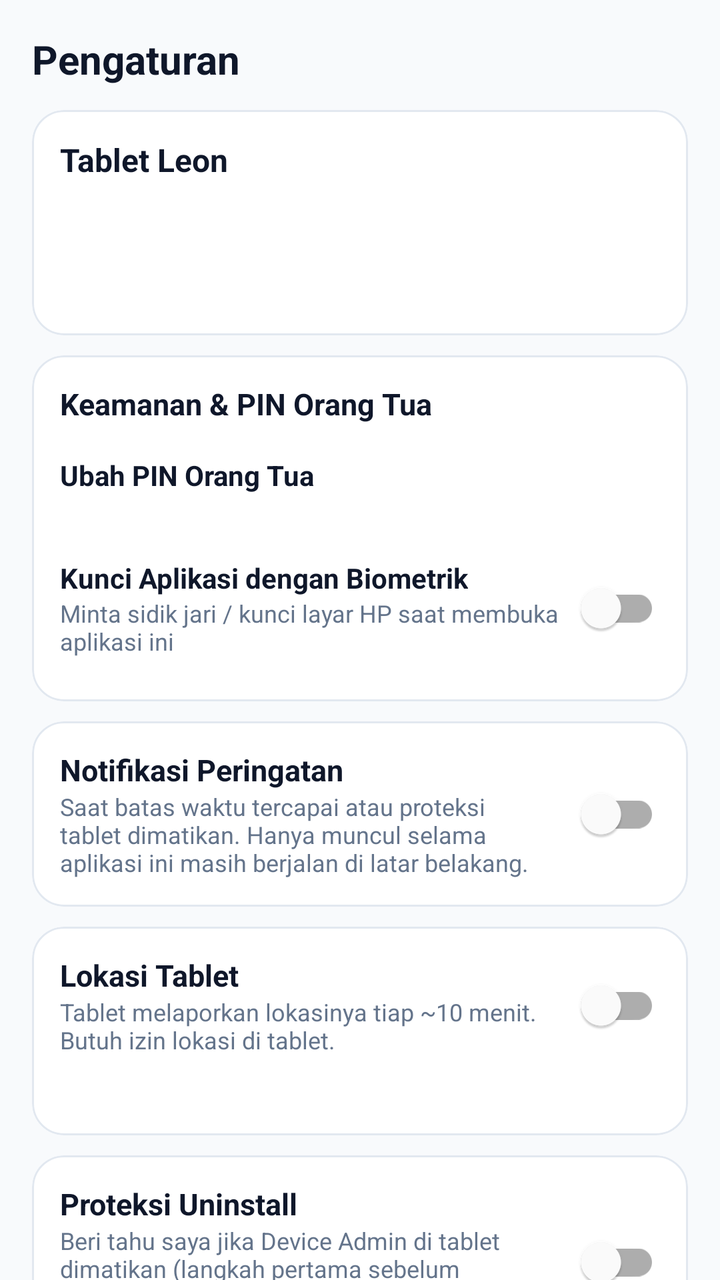
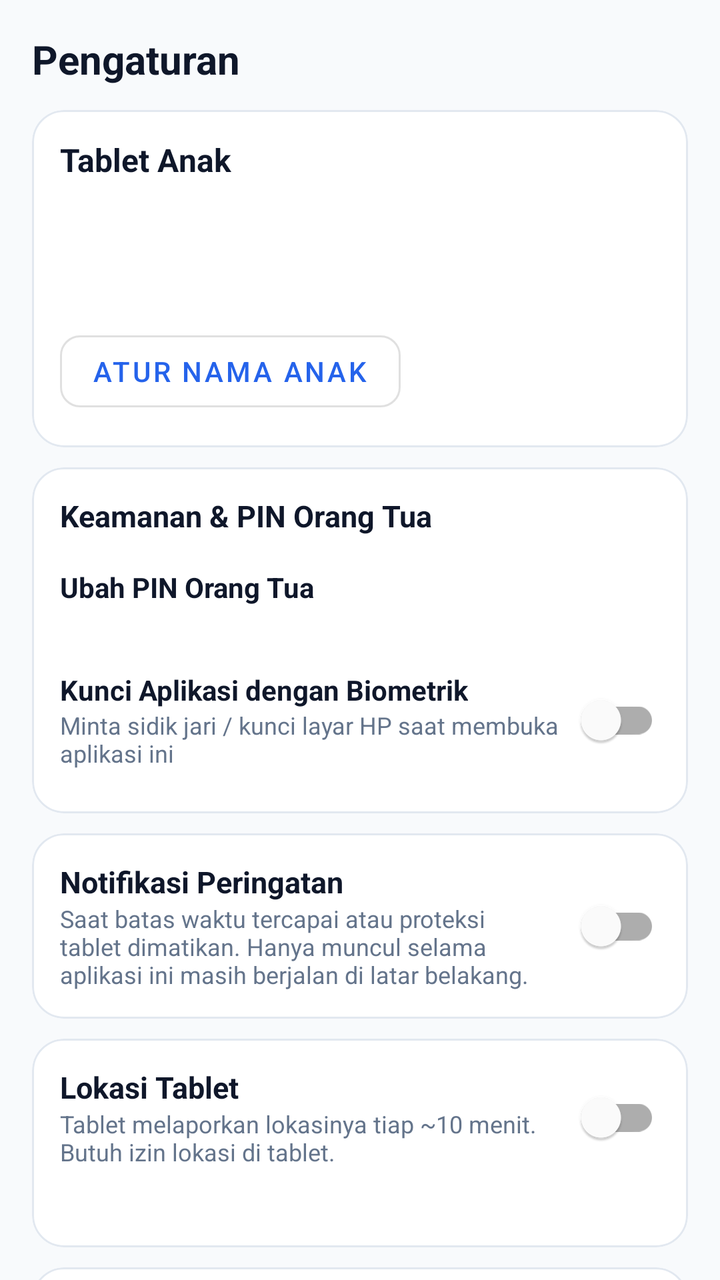

Two renders of the same Android screen: before a commit and after it. Below are the layout's source before the change and the commit's diff.
<!-- AndroidManifest.xml: application theme Theme.ParentalControl -->
<!-- res/layout/fragment_settings.xml -->
<?xml version="1.0" encoding="utf-8"?>
<androidx.core.widget.NestedScrollView xmlns:android="http://schemas.android.com/apk/res/android"
    xmlns:app="http://schemas.android.com/apk/res-auto"
    android:layout_width="match_parent"
    android:layout_height="match_parent"
    android:background="@color/background"
    android:fillViewport="true">

    <LinearLayout
        android:layout_width="match_parent"
        android:layout_height="wrap_content"
        android:orientation="vertical"
        android:padding="16dp">

        <TextView
            android:layout_width="wrap_content"
            android:layout_height="wrap_content"
            android:layout_marginBottom="12dp"
            android:text="Pengaturan"
            android:textColor="@color/text_primary"
            android:textSize="20sp"
            android:textStyle="bold" />

        
        <com.google.android.material.card.MaterialCardView
            android:layout_width="match_parent"
            android:layout_height="wrap_content"
            android:layout_marginBottom="10dp"
            app:cardBackgroundColor="@color/card_bg"
            app:cardCornerRadius="16dp"
            app:cardElevation="0dp"
            app:strokeColor="@color/card_stroke"
            app:strokeWidth="1dp">

            <LinearLayout
                android:layout_width="match_parent"
                android:layout_height="wrap_content"
                android:orientation="vertical"
                android:padding="14dp">

                <TextView
                    android:layout_width="wrap_content"
                    android:layout_height="wrap_content"
                    android:text="Tablet Leon"
                    android:textColor="@color/text_primary"
                    android:textSize="16sp"
                    android:textStyle="bold" />

                <TextView
                    android:id="@+id/tvProfileDevice"
                    android:layout_width="wrap_content"
                    android:layout_height="wrap_content"
                    android:layout_marginTop="2dp"
                    android:textColor="@color/text_secondary"
                    android:textSize="13sp" />

                <TextView
                    android:id="@+id/tvProfileBattery"
                    android:layout_width="wrap_content"
                    android:layout_height="wrap_content"
                    android:layout_marginTop="2dp"
                    android:textColor="@color/text_secondary"
                    android:textSize="13sp" />

                <TextView
                    android:id="@+id/tvSettingsStatus"
                    android:layout_width="wrap_content"
                    android:layout_height="wrap_content"
                    android:layout_marginTop="6dp"
                    android:textSize="13sp"
                    android:textStyle="bold" />
            </LinearLayout>
        </com.google.android.material.card.MaterialCardView>

        
        <com.google.android.material.card.MaterialCardView
            android:layout_width="match_parent"
            android:layout_height="wrap_content"
            android:layout_marginBottom="10dp"
            app:cardBackgroundColor="@color/card_bg"
            app:cardCornerRadius="16dp"
            app:cardElevation="0dp"
            app:strokeColor="@color/card_stroke"
            app:strokeWidth="1dp">

            <LinearLayout
                android:layout_width="match_parent"
                android:layout_height="wrap_content"
                android:orientation="vertical"
                android:padding="14dp">

                <TextView
                    android:layout_width="wrap_content"
                    android:layout_height="wrap_content"
                    android:text="Keamanan &amp; PIN Orang Tua"
                    android:textColor="@color/text_primary"
                    android:textSize="15sp"
                    android:textStyle="bold" />

                <LinearLayout
                    android:id="@+id/rowChangePin"
                    android:layout_width="match_parent"
                    android:layout_height="wrap_content"
                    android:layout_marginTop="8dp"
                    android:background="?android:attr/selectableItemBackground"
                    android:orientation="vertical"
                    android:paddingVertical="8dp">

                    <TextView
                        android:layout_width="wrap_content"
                        android:layout_height="wrap_content"
                        android:text="Ubah PIN Orang Tua"
                        android:textColor="@color/text_primary"
                        android:textSize="14sp"
                        android:textStyle="bold" />

                    <TextView
                        android:id="@+id/tvPinStatus"
                        android:layout_width="wrap_content"
                        android:layout_height="wrap_content"
                        android:textColor="@color/text_secondary"
                        android:textSize="12sp" />
                </LinearLayout>

                <LinearLayout
                    android:layout_width="match_parent"
                    android:layout_height="wrap_content"
                    android:gravity="center_vertical"
                    android:orientation="horizontal"
                    android:paddingVertical="8dp">

                    <LinearLayout
                        android:layout_width="0dp"
                        android:layout_height="wrap_content"
                        android:layout_weight="1"
                        android:orientation="vertical">

                        <TextView
                            android:layout_width="wrap_content"
                            android:layout_height="wrap_content"
                            android:text="Kunci Aplikasi dengan Biometrik"
                            android:textColor="@color/text_primary"
                            android:textSize="14sp"
                            android:textStyle="bold" />

                        <TextView
                            android:layout_width="wrap_content"
                            android:layout_height="wrap_content"
                            android:text="Minta sidik jari / kunci layar HP saat membuka aplikasi ini"
                            android:textColor="@color/text_secondary"
                            android:textSize="12sp" />
                    </LinearLayout>

                    <com.google.android.material.switchmaterial.SwitchMaterial
                        android:id="@+id/switchBiometric"
                        android:layout_width="wrap_content"
                        android:layout_height="wrap_content" />
                </LinearLayout>
            </LinearLayout>
        </com.google.android.material.card.MaterialCardView>

        
        <com.google.android.material.card.MaterialCardView
            android:layout_width="match_parent"
            android:layout_height="wrap_content"
            android:layout_marginBottom="10dp"
            app:cardBackgroundColor="@color/card_bg"
            app:cardCornerRadius="16dp"
            app:cardElevation="0dp"
            app:strokeColor="@color/card_stroke"
            app:strokeWidth="1dp">

            <LinearLayout
                android:layout_width="match_parent"
                android:layout_height="wrap_content"
                android:gravity="center_vertical"
                android:orientation="horizontal"
                android:padding="14dp">

                <LinearLayout
                    android:layout_width="0dp"
                    android:layout_height="wrap_content"
                    android:layout_weight="1"
                    android:orientation="vertical">

                    <TextView
                        android:layout_width="wrap_content"
                        android:layout_height="wrap_content"
                        android:text="Notifikasi Peringatan"
                        android:textColor="@color/text_primary"
                        android:textSize="15sp"
                        android:textStyle="bold" />

                    <TextView
                        android:layout_width="wrap_content"
                        android:layout_height="wrap_content"
                        android:text="Saat batas waktu tercapai atau proteksi tablet dimatikan. Hanya muncul selama aplikasi ini masih berjalan di latar belakang."
                        android:textColor="@color/text_secondary"
                        android:textSize="12sp" />
                </LinearLayout>

                <com.google.android.material.switchmaterial.SwitchMaterial
                    android:id="@+id/switchNotify"
                    android:layout_width="wrap_content"
                    android:layout_height="wrap_content"
                    android:layout_marginStart="8dp" />
            </LinearLayout>
        </com.google.android.material.card.MaterialCardView>

        
        <com.google.android.material.card.MaterialCardView
            android:layout_width="match_parent"
            android:layout_height="wrap_content"
            android:layout_marginBottom="10dp"
            app:cardBackgroundColor="@color/card_bg"
            app:cardCornerRadius="16dp"
            app:cardElevation="0dp"
            app:strokeColor="@color/card_stroke"
            app:strokeWidth="1dp">

            <LinearLayout
                android:layout_width="match_parent"
                android:layout_height="wrap_content"
                android:orientation="vertical"
                android:padding="14dp">

                <LinearLayout
                    android:layout_width="match_parent"
                    android:layout_height="wrap_content"
                    android:gravity="center_vertical"
                    android:orientation="horizontal">

                    <LinearLayout
                        android:layout_width="0dp"
                        android:layout_height="wrap_content"
                        android:layout_weight="1"
                        android:orientation="vertical">

                        <TextView
                            android:layout_width="wrap_content"
                            android:layout_height="wrap_content"
                            android:text="Lokasi Tablet"
                            android:textColor="@color/text_primary"
                            android:textSize="15sp"
                            android:textStyle="bold" />

                        <TextView
                            android:layout_width="wrap_content"
                            android:layout_height="wrap_content"
                            android:text="Tablet melaporkan lokasinya tiap ~10 menit. Butuh izin lokasi di tablet."
                            android:textColor="@color/text_secondary"
                            android:textSize="12sp" />
                    </LinearLayout>

                    <com.google.android.material.switchmaterial.SwitchMaterial
                        android:id="@+id/switchLocation"
                        android:layout_width="wrap_content"
                        android:layout_height="wrap_content"
                        android:layout_marginStart="8dp" />
                </LinearLayout>

                <TextView
                    android:id="@+id/tvLocationInfo"
                    android:layout_width="wrap_content"
                    android:layout_height="wrap_content"
                    android:layout_marginTop="8dp"
                    android:textColor="@color/text_primary"
                    android:textSize="13sp" />

                <com.google.android.material.button.MaterialButton
                    android:id="@+id/btnOpenMaps"
                    style="@style/Widget.MaterialComponents.Button.OutlinedButton"
                    android:layout_width="wrap_content"
                    android:layout_height="wrap_content"
                    android:layout_marginTop="4dp"
                    android:text="Buka di Maps"
                    android:visibility="gone"
                    app:cornerRadius="10dp" />
            </LinearLayout>
        </com.google.android.material.card.MaterialCardView>

        
        <com.google.android.material.card.MaterialCardView
            android:layout_width="match_parent"
            android:layout_height="wrap_content"
            android:layout_marginBottom="10dp"
            app:cardBackgroundColor="@color/card_bg"
            app:cardCornerRadius="16dp"
            app:cardElevation="0dp"
            app:strokeColor="@color/card_stroke"
            app:strokeWidth="1dp">

            <LinearLayout
                android:layout_width="match_parent"
                android:layout_height="wrap_content"
                android:orientation="vertical"
                android:padding="14dp">

                <LinearLayout
                    android:layout_width="match_parent"
                    android:layout_height="wrap_content"
                    android:gravity="center_vertical"
                    android:orientation="horizontal">

                    <LinearLayout
                        android:layout_width="0dp"
                        android:layout_height="wrap_content"
                        android:layout_weight="1"
                        android:orientation="vertical">

                        <TextView
                            android:layout_width="wrap_content"
                            android:layout_height="wrap_content"
                            android:text="Proteksi Uninstall"
                            android:textColor="@color/text_primary"
                            android:textSize="15sp"
                            android:textStyle="bold" />

                        <TextView
                            android:layout_width="wrap_content"
                            android:layout_height="wrap_content"
                            android:text="Beri tahu saya jika Device Admin di tablet dimatikan (langkah pertama sebelum aplikasi bisa dihapus). Tidak memblokir penghapusan."
                            android:textColor="@color/text_secondary"
                            android:textSize="12sp" />
                    </LinearLayout>

                    <com.google.android.material.switchmaterial.SwitchMaterial
                        android:id="@+id/switchUninstall"
                        android:layout_width="wrap_content"
                        android:layout_height="wrap_content"
                        android:layout_marginStart="8dp" />
                </LinearLayout>

                <TextView
                    android:id="@+id/tvAdminStatus"
                    android:layout_width="wrap_content"
                    android:layout_height="wrap_content"
                    android:layout_marginTop="8dp"
                    android:textSize="13sp"
                    android:textStyle="bold" />
            </LinearLayout>
        </com.google.android.material.card.MaterialCardView>

        
        <com.google.android.material.card.MaterialCardView
            android:layout_width="match_parent"
            android:layout_height="wrap_content"
            android:layout_marginBottom="10dp"
            app:cardBackgroundColor="@color/card_bg"
            app:cardCornerRadius="16dp"
            app:cardElevation="0dp"
            app:strokeColor="@color/card_stroke"
            app:strokeWidth="1dp">

            <LinearLayout
                android:layout_width="match_parent"
                android:layout_height="wrap_content"
                android:orientation="vertical"
                android:padding="14dp">

                <TextView
                    android:layout_width="wrap_content"
                    android:layout_height="wrap_content"
                    android:text="Akun Keluarga"
                    android:textColor="@color/text_primary"
                    android:textSize="15sp"
                    android:textStyle="bold" />

                <TextView
                    android:id="@+id/tvAccountEmail"
                    android:layout_width="wrap_content"
                    android:layout_height="wrap_content"
                    android:layout_marginTop="4dp"
                    android:textColor="@color/text_secondary"
                    android:textSize="13sp" />

                <com.google.android.material.button.MaterialButton
                    android:id="@+id/btnSignOut"
                    style="@style/Widget.MaterialComponents.Button.OutlinedButton"
                    android:layout_width="wrap_content"
                    android:layout_height="wrap_content"
                    android:layout_marginTop="8dp"
                    android:text="Keluar"
                    android:textColor="@color/error"
                    app:cornerRadius="10dp"
                    app:strokeColor="@color/error" />
            </LinearLayout>
        </com.google.android.material.card.MaterialCardView>

        
        <com.google.android.material.card.MaterialCardView
            android:layout_width="match_parent"
            android:layout_height="wrap_content"
            android:layout_marginBottom="24dp"
            app:cardBackgroundColor="@color/card_bg"
            app:cardCornerRadius="16dp"
            app:cardElevation="0dp"
            app:strokeColor="@color/card_stroke"
            app:strokeWidth="1dp">

            <LinearLayout
                android:layout_width="match_parent"
                android:layout_height="wrap_content"
                android:orientation="vertical"
                android:padding="14dp">

                <LinearLayout
                    android:layout_width="match_parent"
                    android:layout_height="wrap_content"
                    android:gravity="center_vertical"
                    android:orientation="horizontal">

                    <LinearLayout
                        android:layout_width="0dp"
                        android:layout_height="wrap_content"
                        android:layout_weight="1"
                        android:orientation="vertical">

                        <TextView
                            android:layout_width="wrap_content"
                            android:layout_height="wrap_content"
                            android:text="Mode Gelap"
                            android:textColor="@color/text_primary"
                            android:textSize="15sp"
                            android:textStyle="bold" />

                        <TextView
                            android:layout_width="wrap_content"
                            android:layout_height="wrap_content"
                            android:text="Tampilan aplikasi orang tua"
                            android:textColor="@color/text_secondary"
                            android:textSize="11sp" />
                    </LinearLayout>

                    <com.google.android.material.switchmaterial.SwitchMaterial
                        android:id="@+id/switchDarkMode"
                        android:layout_width="wrap_content"
                        android:layout_height="wrap_content" />
                </LinearLayout>

                <TextView
                    android:id="@+id/tvSettingsDevice"
                    android:layout_width="wrap_content"
                    android:layout_height="wrap_content"
                    android:layout_marginTop="12dp"
                    android:textColor="@color/text_secondary"
                    android:textSize="12sp" />

                <TextView
                    android:id="@+id/tvSettingsVersion"
                    android:layout_width="wrap_content"
                    android:layout_height="wrap_content"
                    android:textColor="@color/text_secondary"
                    android:textSize="12sp" />
            </LinearLayout>
        </com.google.android.material.card.MaterialCardView>
    </LinearLayout>
</androidx.core.widget.NestedScrollView>
<!-- resources referenced by this layout -->
<resources>
  <color name="background">#F8FAFC</color>
  <color name="card_bg">#FFFFFF</color>
  <color name="card_stroke">#E2E8F0</color>
  <color name="error">#EF4444</color>
  <color name="text_primary">#0F172A</color>
  <color name="text_secondary">#64748B</color>
  <style name="Theme.ParentalControl" parent="Theme.MaterialComponents.DayNight.NoActionBar">
          <item name="colorPrimary">@color/primary</item>
          <item name="colorPrimaryDark">@color/primary_dark</item>
          <item name="colorAccent">@color/accent</item>
          <item name="android:windowBackground">@color/background</item>
          
          <item name="android:statusBarColor">@color/background</item>
          <item name="android:navigationBarColor">@color/card_bg</item>
      </style>
  <color name="primary">#2563EB</color>
  <color name="primary_dark">#1D4ED8</color>
  <color name="accent">#06B6D4</color>
</resources>

<!-- the commit's change to res/layout/fragment_settings.xml (unified diff, before → after) -->
@@ -39,9 +39,10 @@
                 android:padding="14dp">
 
                 <TextView
-                    android:layout_width="wrap_content"
-                    android:layout_height="wrap_content"
-                    android:text="Tablet Leon"
+                    android:id="@+id/tvProfileName"
+                    android:layout_width="wrap_content"
+                    android:layout_height="wrap_content"
+                    android:text="Tablet Anak"
                     android:textColor="@color/text_primary"
                     android:textSize="16sp"
                     android:textStyle="bold" />
@@ -69,6 +70,15 @@
                     android:layout_marginTop="6dp"
                     android:textSize="13sp"
                     android:textStyle="bold" />
+
+                <com.google.android.material.button.MaterialButton
+                    android:id="@+id/btnChildName"
+                    style="@style/Widget.MaterialComponents.Button.OutlinedButton"
+                    android:layout_width="wrap_content"
+                    android:layout_height="wrap_content"
+                    android:layout_marginTop="8dp"
+                    android:text="Atur nama anak"
+                    app:cornerRadius="10dp" />
             </LinearLayout>
         </com.google.android.material.card.MaterialCardView>
 
